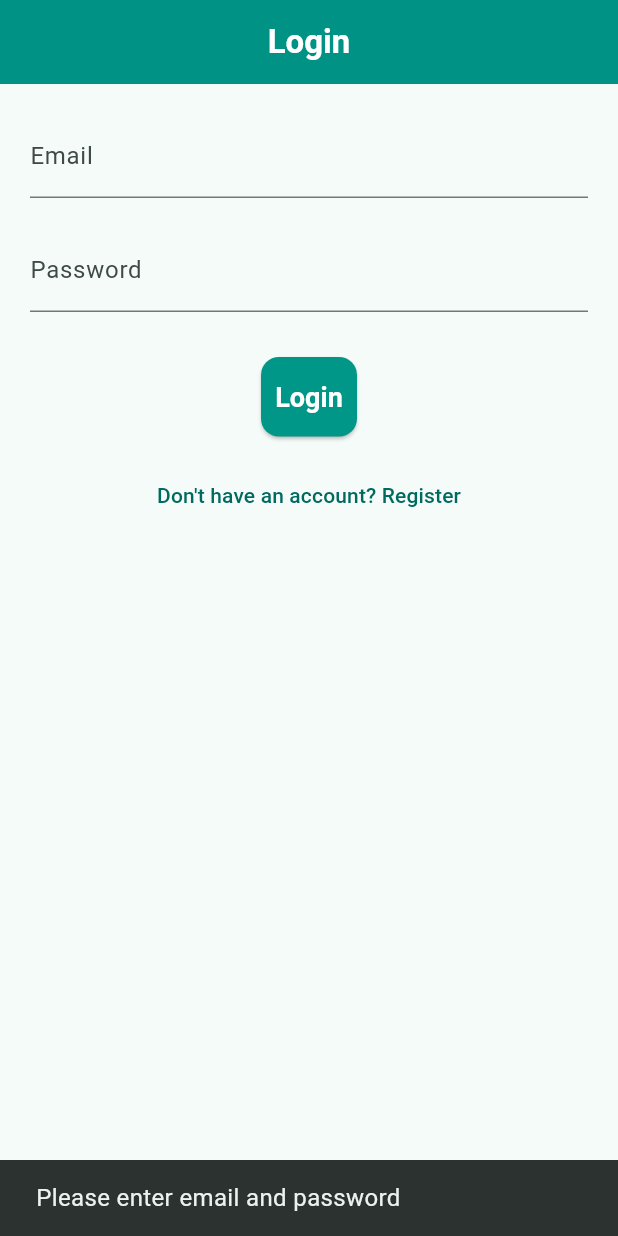
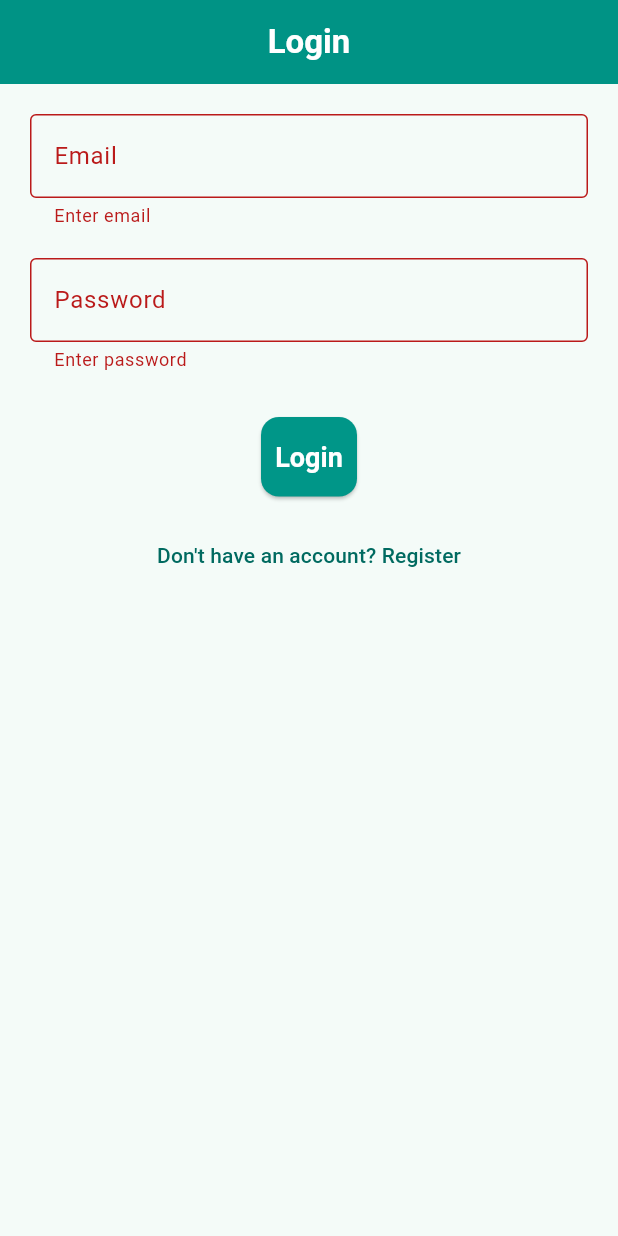
Before and after one commit to harsimran2006/clinic_management_app, a Flutter app: the screen it shows after launch, after a tap on "Login", on a phone screen of 412 x 824 dp. Run offline on Flutter 3.47's test engine with Material 3 defaults, Android fonts, the phone set to English and light mode, and no system bars; our stand-ins replace sqflite; accounts and stored records are empty.

Commit message:
Fixed Login Screen

```diff
--- a/lib/screens/login_screen.dart
+++ b/lib/screens/login_screen.dart
@@ -11,17 +11,16 @@
 }
 
 class _LoginScreenState extends State<LoginScreen> {
+  final _formKey = GlobalKey<FormState>(); // ✅ MISSING BEFORE
+
   final TextEditingController emailController = TextEditingController();
   final TextEditingController passwordController = TextEditingController();
 
   Future<void> _login() async {
+    if (!_formKey.currentState!.validate()) return;
+
     final email = emailController.text.trim();
     final password = passwordController.text.trim();
-
-    if (email.isEmpty || password.isEmpty) {
-      _showMessage("Please enter email and password");
-      return;
-    }
 
     final user = await DatabaseHelper.instance.login(email, password);
 
@@ -47,27 +46,55 @@
       appBar: AppBar(title: const Text("Login")),
       body: Padding(
         padding: const EdgeInsets.all(20),
+        child: Form(
+          key: _formKey,
           child: Column(
             children: [
-            TextField(
+              TextFormField(
                 controller: emailController,
                 decoration: const InputDecoration(
                   labelText: "Email",
                   hintText: "Enter your email",
+                  border: OutlineInputBorder(),
                 ),
+                validator: (value) {
+                  if (value == null || value.trim().isEmpty) {
+                    return "Enter email";
+                  }
+                  if (!RegExp(r'^[^@]+@[^@]+\.[^@]+').hasMatch(value)) {
+                    return "Enter valid email";
+                  }
+                  return null;
+                },
               ),
+
               const SizedBox(height: 20),
-            TextField(
+
+              TextFormField(
                 controller: passwordController,
                 obscureText: true,
                 decoration: const InputDecoration(
                   labelText: "Password",
                   hintText: "Enter your password",
+                  border: OutlineInputBorder(),
                 ),
+                validator: (value) {
+                  if (value == null || value.trim().isEmpty) {
+                    return "Enter password";
+                  }
+                  if (value.length < 4) {
+                    return "Password too short";
+                  }
+                  return null;
+                },
               ),
+
               const SizedBox(height: 30),
+
               ElevatedButton(onPressed: _login, child: const Text("Login")),
+
               const SizedBox(height: 15),
+
               TextButton(
                 onPressed: () {
                   Navigator.push(
@@ -82,6 +109,14 @@
             ],
           ),
         ),
+      ),
     );
   }
+
+  @override
+  void dispose() {
+    emailController.dispose();
+    passwordController.dispose();
+    super.dispose();
   }
+}
```
Lines whose indentation alone changed are shown as unchanged.
